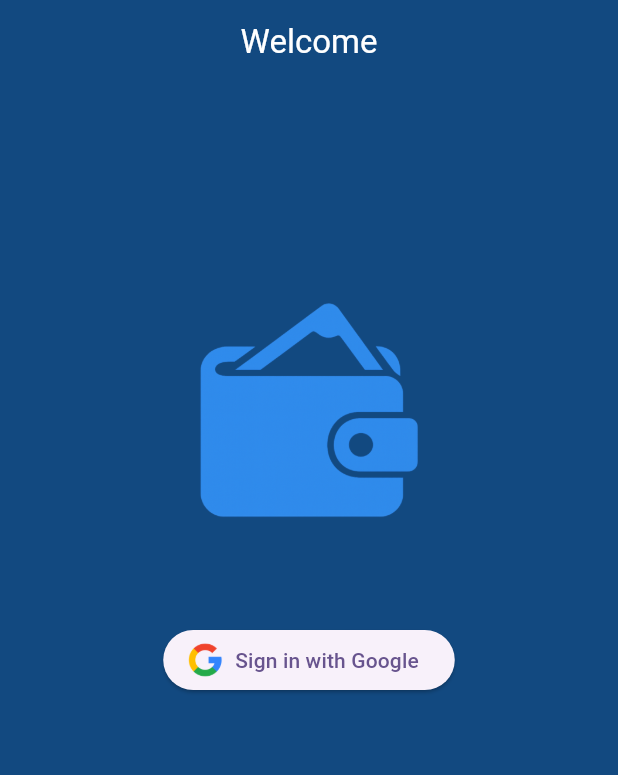
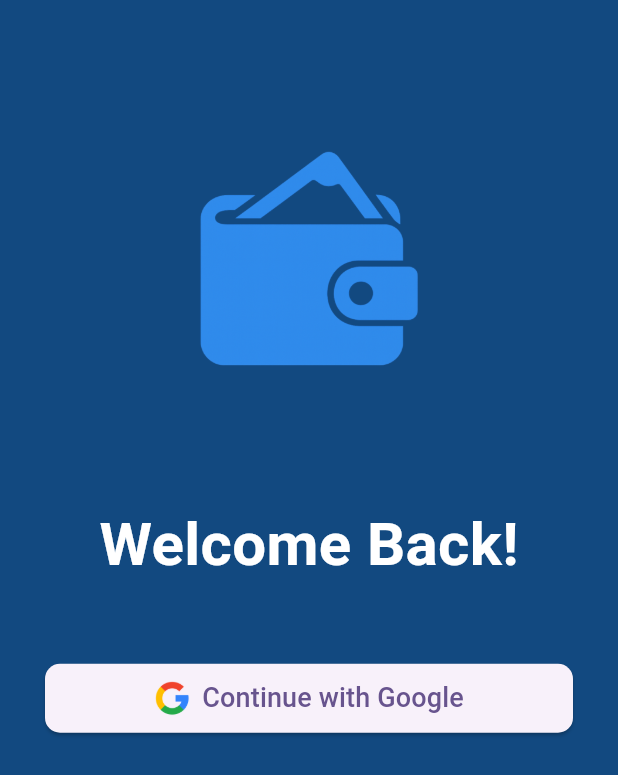
Before and after one commit to madushanka20161/money_manager, a Flutter app: the screen it shows after launch, on a phone screen of 412 x 824 dp. Shown: the top 775 px of the screen. Run offline on Flutter 3.47's test engine with Material 3 defaults, Android fonts, the phone set to English and light mode, and no system bars; our stand-ins replace fl_chart, flutter_local_notifications, google_sign_in, hive_flutter; accounts and stored records are empty.

Commit message:
Sign In - Improve sign in page|24

```diff
--- a/lib/sign_up.dart
+++ b/lib/sign_up.dart
@@ -50,12 +50,6 @@ class _SignUpPageState extends State<SignUpPage> {
     double appWidth = MediaQuery.of(context).size.width;
 
     return Scaffold(
-      appBar: AppBar(
-        foregroundColor: AppConfig.fontColor,
-        backgroundColor:  AppConfig.appBackgroundColor,
-        title: Text('Welcome'),
-        centerTitle: true,
-      ),
       body: Container(
         height: appHeight,
         width: appWidth,
@@ -63,9 +57,7 @@ class _SignUpPageState extends State<SignUpPage> {
         child: Stack(
           children: [
             Padding(
-                padding: EdgeInsets.only(
-                  top: 125
-                ),
+              padding: EdgeInsets.only(top: 80),
               child: Row(
                 mainAxisAlignment: MainAxisAlignment.center,
                 children: [
@@ -82,16 +74,76 @@ class _SignUpPageState extends State<SignUpPage> {
               child: Column(
                 mainAxisAlignment: MainAxisAlignment.center,
                 children: [
-                  ElevatedButton.icon(
+                  Center(
+                    child: Text('Welcome Back!',
+                        style: TextStyle(
+                            fontSize: 40,
+                            color: Colors.white,
+                            fontWeight: FontWeight.bold)),
+                  ),
+                  SizedBox(
+                    height: 25,
+                  ),
+                  // TODO [need to uncomment this when email password login enable]
+                  // Row(
+                  //   children: [
+                  //     Expanded(
+                  //       child: Container(
+                  //         margin: EdgeInsets.only(right: 10, left: 30),
+                  //         child: Divider(
+                  //           color: Colors.grey,
+                  //           thickness: 1,
+                  //         ),
+                  //       ),
+                  //     ),
+                  //     Text(
+                  //       'OR',
+                  //       style: TextStyle(
+                  //         fontWeight: FontWeight.bold,
+                  //         color: Colors.grey,
+                  //       ),
+                  //     ),
+                  //     Expanded(
+                  //       child: Container(
+                  //         margin: EdgeInsets.only(left: 10, right: 30),
+                  //         child: Divider(
+                  //           color: Colors.grey,
+                  //           thickness: 1,
+                  //         ),
+                  //       ),
+                  //     ),
+                  //   ],
+                  // ),
+                  SizedBox(
+                    height: 25,
+                  ),
+                  Padding(
+                    padding: const EdgeInsets.symmetric(horizontal: 30),
+                    child: SizedBox(
+                      width: double.infinity,
+                      child: ElevatedButton.icon(
                         icon: Image.asset(
-                      'assets/images/google.png', // Add your Google logo here
+                          'assets/images/google.png',
                           height: 24,
                           width: 24,
                         ),
                         onPressed: () => _handleSignIn(context),
-                    label: Text('Sign in with Google'),
+                        label: Text(
+                          'Continue with Google',
+                          style: TextStyle(fontSize: AppConfig.fontSize),
                         ),
-                  // SizedBox(height: 20),
+                        style: ElevatedButton.styleFrom(
+                          shape: RoundedRectangleBorder(
+                            borderRadius:
+                                BorderRadius.circular(AppConfig.borderRadius),
+                          ),
+                          padding: EdgeInsets.symmetric(
+                              vertical: AppConfig
+                                  .padding), // Optional: adjusts top/bottom padding
+                        ),
+                      ),
+                    ),
+                  )
                 ],
               ),
             ),
```
Lines whose indentation alone changed are shown as unchanged.
